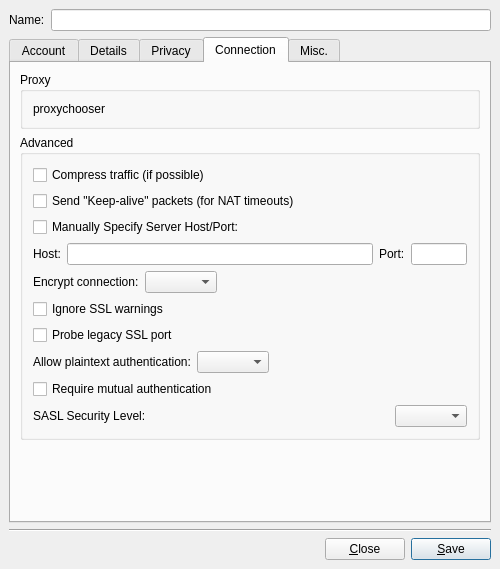
This is main/synapse-im/src/accountmodify.ui in BackupTheBerlios/synapse-xmpp-svn as Qt 5 draws it before an edit. The edited form follows.
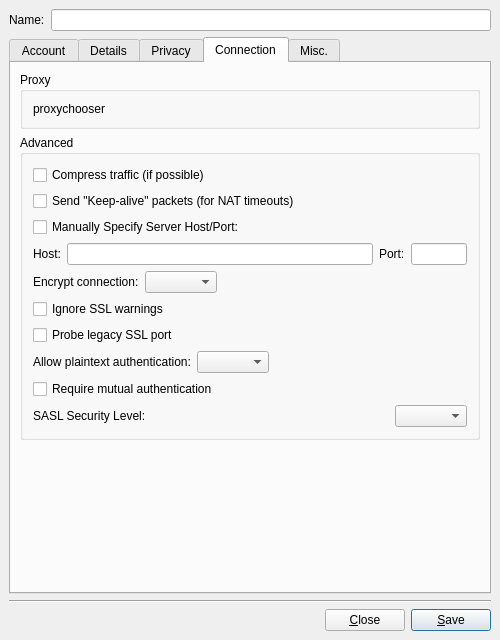
This is the edited form. The open tabs and pages were chosen to show the change. Custom widgets are drawn as their Qt base class.

```diff
--- a/main/synapse-im/src/accountmodify.ui
+++ b/main/synapse-im/src/accountmodify.ui
@@ -6,7 +6,7 @@
     <x>0</x>
     <y>0</y>
     <width>500</width>
-    <height>569</height>
+    <height>640</height>
    </rect>
   </property>
   <property name="windowTitle" >
```
Left out of the diff: 27 changed lines with no effect on the pictures.
